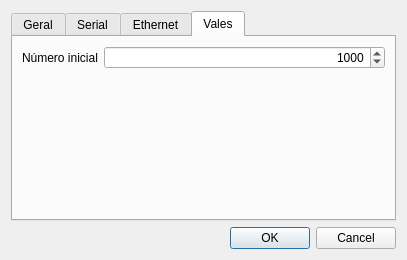
Above: settingsdlg.ui from leidensj/BKVale before the change. Below: the same form after it.
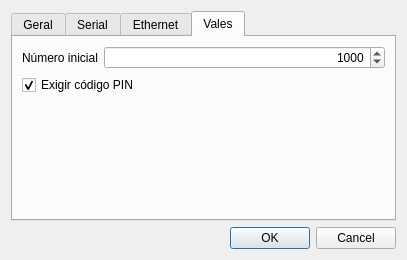
That is the form after the change. The open tabs and pages were chosen to show the change. Icons and pictures are not drawn.

What changed in the file:
```diff
--- a/settingsdlg.ui
+++ b/settingsdlg.ui
@@ -298,6 +298,20 @@
          </property>
         </widget>
        </item>
+       <item row="1" column="0" colspan="2">
+        <widget class="QCheckBox" name="cbNotePIN">
+         <property name="text">
+          <string>Exigir código PIN</string>
+         </property>
+         <property name="icon">
+          <iconset resource="icons.qrc">
+           <normaloff>:/icons/res/pincode.png</normaloff>:/icons/res/pincode.png</iconset>
+         </property>
+         <property name="checked">
+          <bool>true</bool>
+         </property>
+        </widget>
+       </item>
       </layout>
      </widget>
     </widget>
```
Left out of the diff: 2 changed lines with no effect on the pictures.
